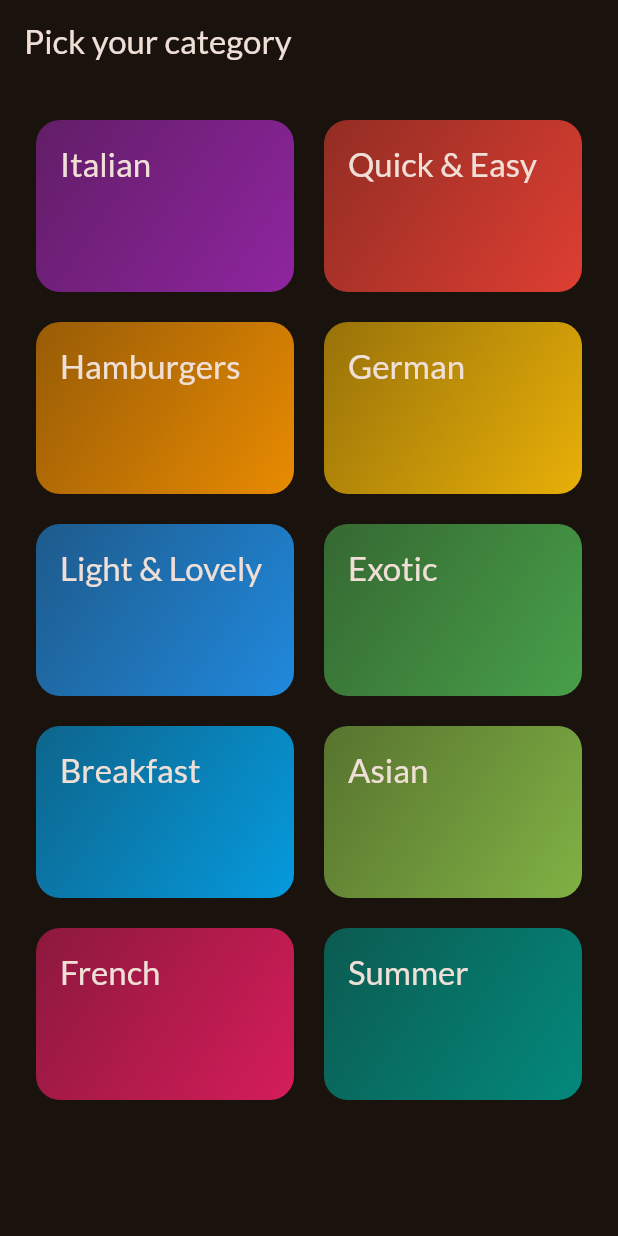
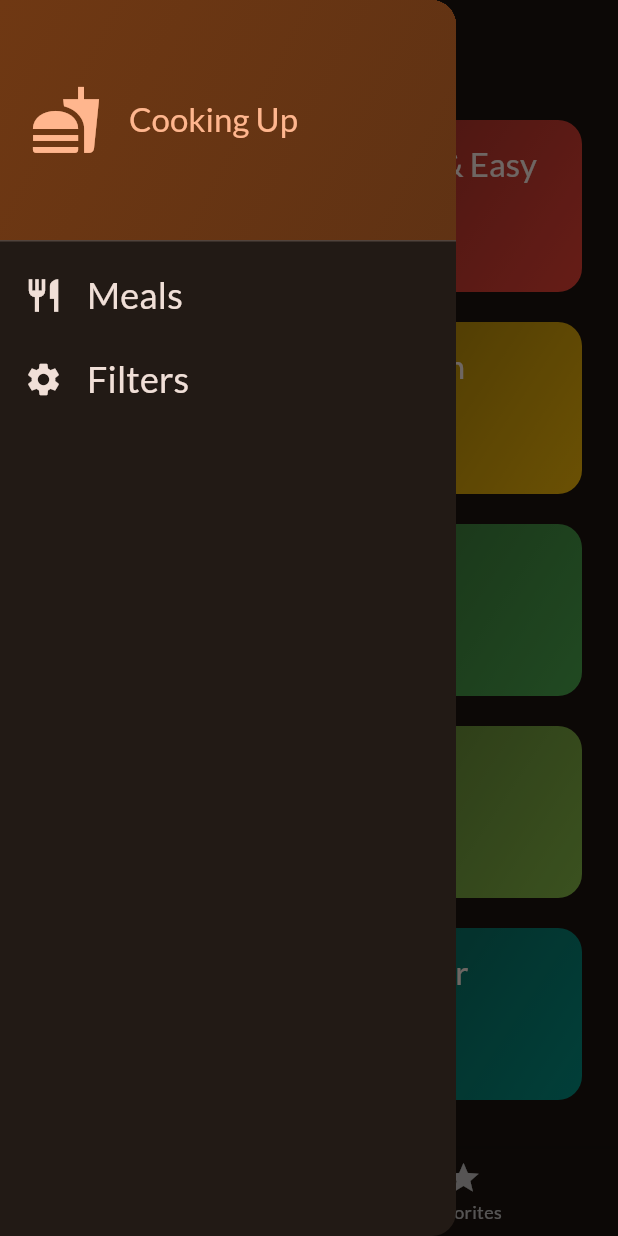
Before and after one commit to stainley/flutter_meals, a Flutter app: the screen it shows after launch, with the side drawer open (before the commit the screen has no drawer), on a phone screen of 412 x 824 dp. Run offline on Flutter 3.47's test engine with Material 2 defaults, Android fonts, the phone set to English and light mode, and no system bars; our stand-ins replace google_fonts, transparent_image; missing offline and left inert: dart:ffi.

Commit message:
Added filter

```diff
--- a/lib/main.dart
+++ b/lib/main.dart
@@ -1,7 +1,6 @@
 import 'package:flutter/material.dart';
-import 'package:flutter_meals/screens/categories.dart';
+import 'package:flutter_meals/screens/tabs.dart';
 import 'package:google_fonts/google_fonts.dart';
-import 'package:flutter_meals/screens/meals.dart';
 
 final theme = ThemeData(
   useMaterial3: true,
@@ -25,7 +24,7 @@ class App extends StatelessWidget {
       debugShowCheckedModeBanner: false,
       theme: theme,
       //home: const CategoriesScreen(),
-      home: const CategoriesScreen(),
+      home: const TabsScreen(),
     );
   }
 }
--- a/lib/screens/categories.dart
+++ b/lib/screens/categories.dart
@@ -1,14 +1,22 @@
 import 'package:flutter/material.dart';
 import 'package:flutter_meals/data/dummy_data.dart';
 import 'package:flutter_meals/models/category.dart';
+import 'package:flutter_meals/models/meal.dart';
 import 'package:flutter_meals/screens/meals.dart';
 import 'package:flutter_meals/widgets/category_grid_item.dart';
 
 class CategoriesScreen extends StatelessWidget {
-  const CategoriesScreen({super.key});
+  const CategoriesScreen({
+    super.key,
+    required this.onToggleFavorite,
+    required this.availableMeals,
+  });
+
+  final void Function(Meal meal) onToggleFavorite;
+  final List<Meal> availableMeals;
 
   void _selectCategory(BuildContext context, Category category) {
-    final filteredMeals = dummyMeals
+    final filteredMeals = availableMeals
         .where((meal) => meal.categories.contains(category.id))
         .toList();
 
@@ -17,6 +25,7 @@ class CategoriesScreen extends StatelessWidget {
         builder: (ctx) => MealsScreen(
           title: category.title,
           meals: filteredMeals,
+          onToggleFavorite: onToggleFavorite,
         ),
       ),
     );
@@ -24,11 +33,7 @@ class CategoriesScreen extends StatelessWidget {
 
   @override
   Widget build(BuildContext context) {
-    return Scaffold(
-      appBar: AppBar(
-        title: const Text('Pick your category'),
-      ),
-      body: GridView(
+    return GridView(
       padding: const EdgeInsets.all(24),
       gridDelegate: const SliverGridDelegateWithFixedCrossAxisCount(
         crossAxisCount: 2,
@@ -43,7 +48,6 @@ class CategoriesScreen extends StatelessWidget {
             onSelectCategory: () => _selectCategory(context, category),
           ),
       ],
-      ),
     );
   }
 }
--- /dev/null
+++ b/lib/screens/tabs.dart
@@ -0,0 +1,140 @@
+import 'dart:ffi';
+
+import 'package:flutter/material.dart';
+import 'package:flutter_meals/data/dummy_data.dart';
+import 'package:flutter_meals/models/meal.dart';
+import 'package:flutter_meals/screens/categories.dart';
+import 'package:flutter_meals/screens/filters.dart';
+import 'package:flutter_meals/screens/meals.dart';
+import 'package:flutter_meals/widgets/main_drawer.dart';
+
+const kInitialFilters = {
+  Filter.glutenFree: false,
+  Filter.lactoseFree: false,
+  Filter.vegetarian: false,
+  Filter.vegan: false,
+};
+
+class TabsScreen extends StatefulWidget {
+  const TabsScreen({super.key});
+
+  @override
+  State<TabsScreen> createState() => _TabsScreenState();
+}
+
+class _TabsScreenState extends State<TabsScreen> {
+  int _selectedPageIndex = 0;
+  final List<Meal> _favoriteMeals = [];
+
+  Map<Filter, bool> _selectedFilters = kInitialFilters;
+
+  void _showInfoMessage(String message) {
+    ScaffoldMessenger.of(context).clearSnackBars();
+    ScaffoldMessenger.of(context).showSnackBar(
+      SnackBar(
+        content: Text(message),
+      ),
+    );
+  }
+
+  void _toggleMealFavoriteStatus(Meal meal) {
+    final isExisting = _favoriteMeals.contains(meal);
+
+    if (isExisting) {
+      setState(() {
+        _favoriteMeals.remove(meal);
+        _showInfoMessage('Meal is no longer a favorite.');
+      });
+    } else {
+      setState(() {
+        _favoriteMeals.add(meal);
+        _showInfoMessage('Marked as a favorite!');
+      });
+    }
+  }
+
+  void _selectPage(int index) {
+    setState(() {
+      _selectedPageIndex = index;
+    });
+  }
+
+  void _setScreen(String identifier) async {
+    Navigator.of(context).pop();
+
+    if (identifier == 'filters') {
+      final result = await Navigator.of(context).push<Map<Filter, bool>>(
+        MaterialPageRoute(
+          builder: (ctx) => FiltersScreen(
+            currentFilters: _selectedFilters,
+          ),
+        ),
+      );
+
+      setState(() {
+        _selectedFilters = result ?? kInitialFilters;
+      });
+    }
+  }
+
+  @override
+  Widget build(BuildContext context) {
+    final availableMeals = dummyMeals.where((meal) {
+      if (_selectedFilters[Filter.glutenFree]! && !meal.isGlutenFree) {
+        return false;
+      }
+
+      if (_selectedFilters[Filter.lactoseFree]! && !meal.isLactoseFree) {
+        return false;
+      }
+
+      if (_selectedFilters[Filter.vegetarian]! && !meal.isVegetarian) {
+        return false;
+      }
+
+      if (_selectedFilters[Filter.vegan]! && !meal.isVegan) {
+        return false;
+      }
+
+      return true;
+    }).toList();
+
+    Widget activePage = CategoriesScreen(
+      onToggleFavorite: _toggleMealFavoriteStatus,
+      availableMeals: availableMeals,
+    );
+    var activePageTitle = 'Categories';
+
+    if (_selectedPageIndex == 1) {
+      activePage = MealsScreen(
+        meals: _favoriteMeals,
+        onToggleFavorite: _toggleMealFavoriteStatus,
+      );
+      activePageTitle = 'Your Favorites';
+    }
+
+    return Scaffold(
+      appBar: AppBar(
+        title: Text(activePageTitle),
+      ),
+      drawer: MainDrawer(
+        onSelectScreen: _setScreen,
+      ),
+      body: activePage,
+      bottomNavigationBar: BottomNavigationBar(
+        onTap: _selectPage,
+        currentIndex: _selectedPageIndex,
+        items: const [
+          BottomNavigationBarItem(
+            icon: Icon(Icons.set_meal),
+            label: 'Categories',
+          ),
+          BottomNavigationBarItem(
+            icon: Icon(Icons.star),
+            label: 'Favorites',
+          ),
+        ],
+      ),
+    );
+  }
+}
--- /dev/null
+++ b/lib/widgets/main_drawer.dart
@@ -0,0 +1,87 @@
+import 'package:flutter/material.dart';
+
+class MainDrawer extends StatelessWidget {
+  const MainDrawer({
+    super.key,
+    required this.onSelectScreen,
+  });
+
+  final void Function(String identifier) onSelectScreen;
+
+  @override
+  Widget build(BuildContext context) {
+    return Drawer(
+      child: Column(
+        children: [
+          DrawerHeader(
+            padding: const EdgeInsets.all(20),
+            decoration: BoxDecoration(
+              gradient: LinearGradient(
+                colors: [
+                  Theme.of(context).colorScheme.primaryContainer,
+                  Theme.of(context)
+                      .colorScheme
+                      .primaryContainer
+                      .withOpacity(0.8),
+                ],
+                begin: Alignment.topLeft,
+                end: Alignment.bottomRight,
+              ),
+            ),
+            child: Row(
+              children: [
+                Icon(
+                  Icons.fastfood,
+                  size: 48,
+                  color: Theme.of(context).colorScheme.primary,
+                ),
+                const SizedBox(width: 18),
+                Text(
+                  'Cooking Up',
+                  style: Theme.of(context)
+                      .textTheme
+                      .titleLarge!
+                      .copyWith(color: Theme.of(context).colorScheme.primary),
+                ),
+              ],
+            ),
+          ),
+          ListTile(
+            leading: Icon(
+              Icons.restaurant,
+              size: 26,
+              color: Theme.of(context).colorScheme.onBackground,
+            ),
+            title: Text(
+              'Meals',
+              style: Theme.of(context).textTheme.titleSmall!.copyWith(
+                    color: Theme.of(context).colorScheme.onBackground,
+                    fontSize: 24,
+                  ),
+            ),
+            onTap: () {
+              onSelectScreen('meals');
+            },
+          ),
+          ListTile(
+            leading: Icon(
+              Icons.settings,
+              size: 26,
+              color: Theme.of(context).colorScheme.onBackground,
+            ),
+            title: Text(
+              'Filters',
+              style: Theme.of(context).textTheme.titleSmall!.copyWith(
+                    color: Theme.of(context).colorScheme.onBackground,
+                    fontSize: 24,
+                  ),
+            ),
+            onTap: () {
+              onSelectScreen('filters');
+            },
+          ),
+        ],
+      ),
+    );
+  }
+}
```
Also changed, not shown: lib/screens/filters.dart (added, +154 -0 lines), lib/screens/meal_details.dart (+10 -0 lines), lib/screens/meals.dart (+15 -4 lines). Lines whose indentation alone changed are shown as unchanged.
